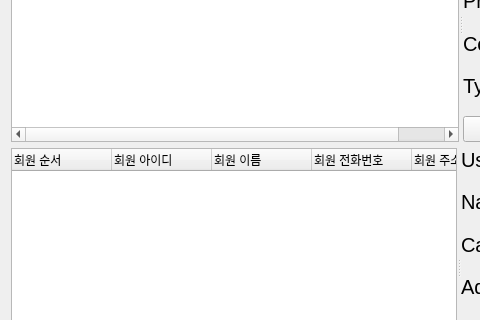
This is productmanager.ui in YJinPort/Qt_project as Qt 5 draws it before an edit; both pictures show x 0 to 480 and y 171 to 491 of the 800 by 600 pixel window. The edited form follows.
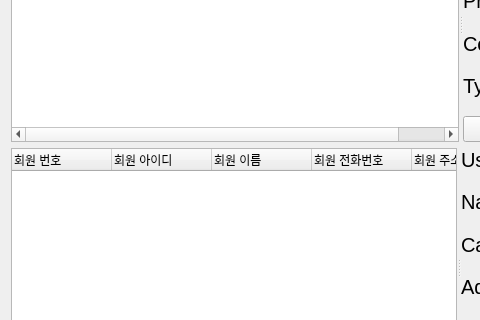
This is the edited form.

Diff of the .ui file:
```diff
--- a/productmanager.ui
+++ b/productmanager.ui
@@ -244,7 +244,7 @@
        <widget class="QTreeWidget" name="clientListTreeWidget">
         <column>
          <property name="text">
-          <string>회원 순서</string>
+          <string>회원 번호</string>
          </property>
         </column>
         <column>
```
